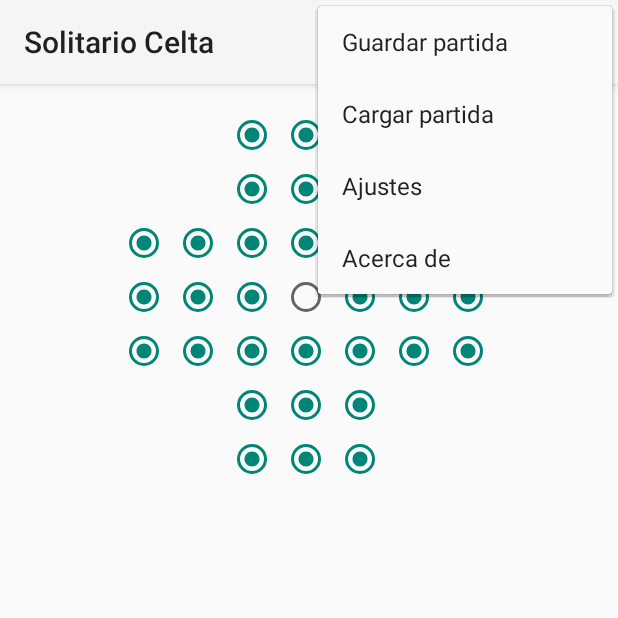
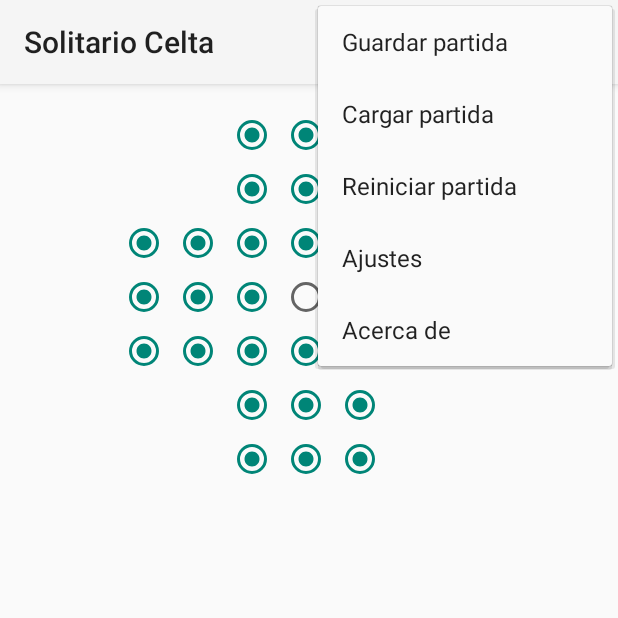
Before and after one commit to tomas-teston/FEM.miw.persistenciaDeDatos, an Android app: the screen it shows after launch (MainActivity), with the options menu open, on a phone screen of 412 x 824 dp, the top half of it. Run offline under Robolectric (Android 15) with nearby library versions, the phone set to English and light mode, and no system bars.

Commit message:
reiniciar partida.

```diff
--- a/app/src/main/java/es/upm/miw/SolitarioCelta/MainActivity.java
+++ b/app/src/main/java/es/upm/miw/SolitarioCelta/MainActivity.java
@@ -99,6 +99,7 @@ public class MainActivity extends AppCompatActivity implements
     }
 
     public boolean onOptionsItemSelected(MenuItem item) {
+        DialogFragment dialogFragment;
         switch (item.getItemId()) {
             case R.id.menuAbout:
                 startActivity(new Intent(this, About.class));
@@ -110,6 +111,10 @@ public class MainActivity extends AppCompatActivity implements
                 this.mJuego.guardarPartida(getApplicationContext());
                 Toast.makeText(getApplicationContext(), R.string.partidaGuardada,
                         Toast.LENGTH_SHORT).show();
+                return true;
+            case R.id.reiniciar:
+                dialogFragment = new ResetDialogFragment();
+                dialogFragment.show(getSupportFragmentManager(), "reset");
                 return true;
             case R.id.cargar:
                 this.setPartidaRecibida(this.mJuego.cargarPartida(getApplicationContext()));
--- a/app/src/main/res/menu/opciones_menu.xml
+++ b/app/src/main/res/menu/opciones_menu.xml
@@ -13,14 +13,19 @@
         android:orderInCategory="200"
         android:title="@string/cargarGame"/>
     <item
+        android:id="@+id/reiniciar"
+        android:icon="@android:drawable/ic_menu_revert"
+        android:orderInCategory="300"
+        android:title="@string/reiniciar"/>
+    <item
         android:id="@+id/preferences"
         android:icon="@android:drawable/ic_menu_preferences"
-        android:orderInCategory="300"
+        android:orderInCategory="400"
         android:title="@string/preferencesText"/>
     <item
         android:id="@+id/menuAbout"
         android:icon="@android:drawable/ic_menu_info_details"
-        android:orderInCategory="400"
+        android:orderInCategory="500"
         android:title="@string/aboutText"/>
 
 </menu>
```
Also changed, not shown: app/src/main/java/es/upm/miw/SolitarioCelta/ResetDialogFragment.java (added, +43 -0 lines), app/src/main/res/values/strings.xml (+8 -0 lines).
